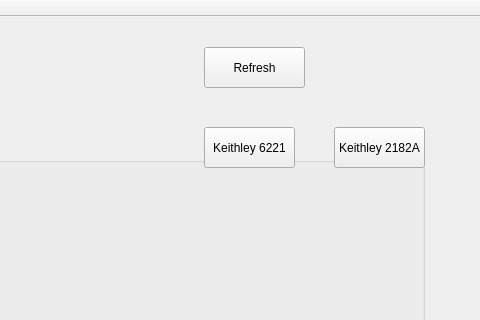
rohitranjan017/Interfacing-and-Data-Acquisition-from-Scientific-Instruments, file Control VI/mainwindow.ui: the form before one commit; both pictures show x 836 to 1316 and y 0 to 320 of the 1316 by 848 pixel window.
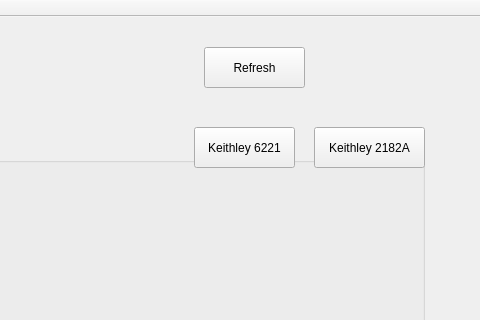
The form after the commit. The open tabs and pages were chosen to show the change. Icons and pictures are not drawn.

```diff
--- a/Control VI/mainwindow.ui
+++ b/Control VI/mainwindow.ui
@@ -2447,9 +2447,9 @@
    <widget class="QPushButton" name="keithley">
     <property name="geometry">
      <rect>
-      <x>1170</x>
+      <x>1150</x>
       <y>110</y>
-      <width>91</width>
+      <width>111</width>
       <height>41</height>
      </rect>
     </property>
@@ -2460,9 +2460,9 @@
    <widget class="QPushButton" name="keithley6">
     <property name="geometry">
      <rect>
-      <x>1040</x>
+      <x>1030</x>
       <y>110</y>
-      <width>91</width>
+      <width>101</width>
       <height>41</height>
      </rect>
     </property>
```
Left out of the diff: 2 changed lines with no effect on the pictures.
